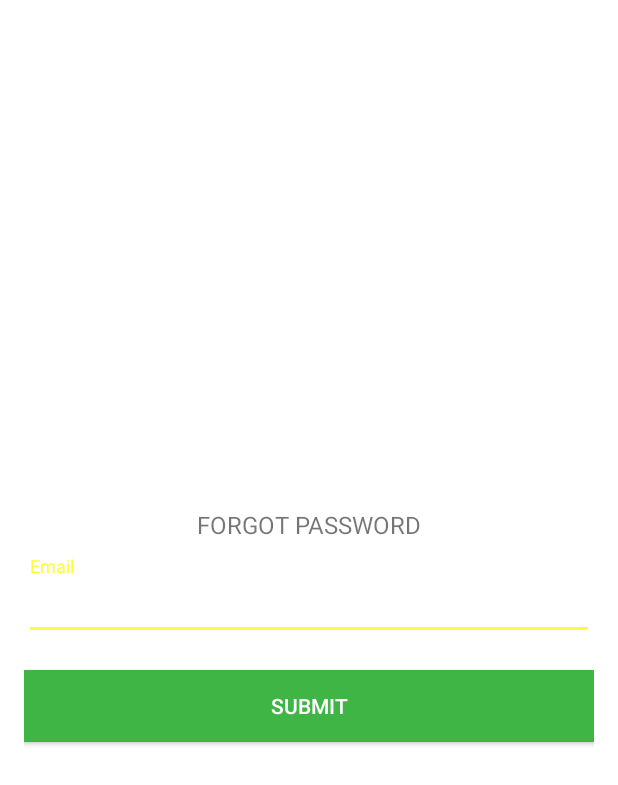
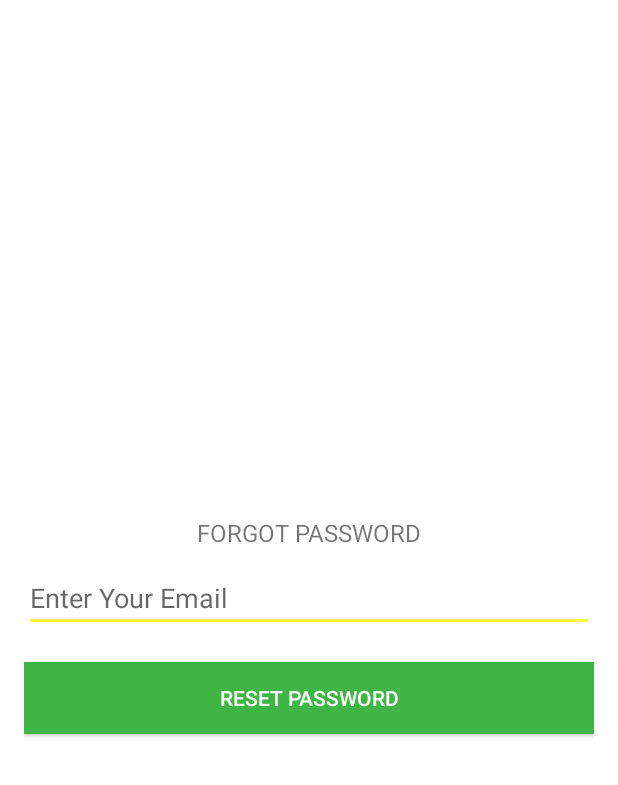
Before and after one commit to sophianathanielle/SoftwareEngineering, an Android app: the layout activity_forgot_password.xml on its own in the app's theme, with its tools: preview values and no code run, on a phone screen of 412 x 824 dp. Shown: the top 785 px of the screen. Run offline under Robolectric (Android 15) with nearby library versions, the phone set to English and light mode, and no system bars.

Commit message:
tried the forgot pass

```diff
--- a/app/src/main/java/group9/softwareengineering/ForgetAndChangePasswordActivity.java
+++ /dev/null
@@ -1,13 +0,0 @@
-package group9.softwareengineering;
-
-import android.support.v7.app.AppCompatActivity;
-import android.os.Bundle;
-
-public class ForgetAndChangePasswordActivity extends AppCompatActivity {
-
-    @Override
-    protected void onCreate(Bundle savedInstanceState) {
-        super.onCreate(savedInstanceState);
-        setContentView(R.layout.activity_forget_and_change_password);
-    }
-}
--- a/app/src/main/java/group9/softwareengineering/RegisterActivity.java
+++ b/app/src/main/java/group9/softwareengineering/RegisterActivity.java
@@ -10,6 +10,7 @@ import android.view.View;
 import android.widget.Button;
 import android.widget.EditText;
 import android.widget.ProgressBar;
+import android.widget.TextView;
 import android.widget.Toast;
 
 import com.google.android.gms.tasks.OnCompleteListener;
@@ -24,7 +25,7 @@ public class RegisterActivity extends AppCompatActivity {
     private EditText inputEmail, inputPassword, inputPhone, inputName;
     private Button btnSignIn, btnSignUp;
     private FirebaseAuth mAuth;
-    private FirebaseFirestore db;
+    TextView title;
 
 
     @Override
@@ -34,6 +35,8 @@ public class RegisterActivity extends AppCompatActivity {
 
         mAuth=FirebaseAuth.getInstance();
 
+
+        title = (TextView) findViewById(R.id.title);
         btnSignIn = (Button) findViewById(R.id.sign_in_button);
         btnSignUp = (Button) findViewById(R.id.sign_up_button);
 
--- a/app/src/main/res/layout/activity_forget_and_change_password.xml
+++ b/app/src/main/res/layout/activity_forgot_password.xml
@@ -7,7 +7,7 @@
     android:gravity="center"
     android:orientation="vertical"
     android:padding="16dp"
-    tools:context=".ForgetAndChangePasswordActivity">
+    tools:context=".ForgotPasswordActivity">
 
     <TextView
         android:id="@+id/title"
@@ -19,30 +19,24 @@
         android:textSize="16sp"
         android:padding="10dp"/>
 
-    <android.support.design.widget.TextInputLayout
+    <EditText
+        android:id="@+id/emailForgot"
         android:layout_width="match_parent"
         android:layout_height="wrap_content"
-        android:id="@+id/label">
+        android:hint="Enter Your Email"
+        android:inputType="textEmailAddress"
+        android:maxLines="1"
+        android:singleLine="true"
+        android:textColor="@color/colorPrimary" />
 
-        <EditText
-            android:id="@+id/mode"
-            android:layout_width="match_parent"
-            android:layout_height="wrap_content"
-            android:hint="Email"
-            android:inputType="textEmailAddress"
-            android:maxLines="1"
-            android:singleLine="true"
-            android:textColor="@color/colorPrimary" />
-
-    </android.support.design.widget.TextInputLayout>
 
     <Button
-        android:id="@+id/submit_button"
+        android:id="@+id/reset_button"
         android:layout_width="fill_parent"
         android:layout_height="wrap_content"
         android:layout_marginTop="20dip"
         android:background="@color/colorPrimary"
-        android:text="Submit"
+        android:text="Reset password"
         android:textColor="@color/white" />
 
 
--- a/app/src/main/res/layout/activity_login.xml
+++ b/app/src/main/res/layout/activity_login.xml
@@ -8,6 +8,7 @@
     android:padding="16dp">
 
     <TextView
+        android:id="@+id/welcome"
         android:layout_width="match_parent"
         android:layout_height="wrap_content"
         android:text="Welcome to PETLINK"
@@ -59,7 +60,7 @@
         android:textStyle="bold" />
 
     <TextView
-        android:id="@+id/forget_password_button"
+        android:id="@+id/btn_forgot"
         style="?android:textAppearanceSmall"
         android:layout_width="match_parent"
         android:layout_height="wrap_content"
--- a/app/src/main/res/layout/activity_register.xml
+++ b/app/src/main/res/layout/activity_register.xml
@@ -9,6 +9,7 @@
 
 
     <TextView
+        android:id="@+id/title"
         android:layout_width="match_parent"
         android:layout_height="wrap_content"
         android:gravity="center"
```
Also changed, not shown: app/src/main/java/group9/softwareengineering/ForgotPasswordActivity.java (added, +50 -0 lines), app/src/main/java/group9/softwareengineering/LoginActivity.java (+14 -2 lines). Lines whose indentation alone changed are shown as unchanged.
